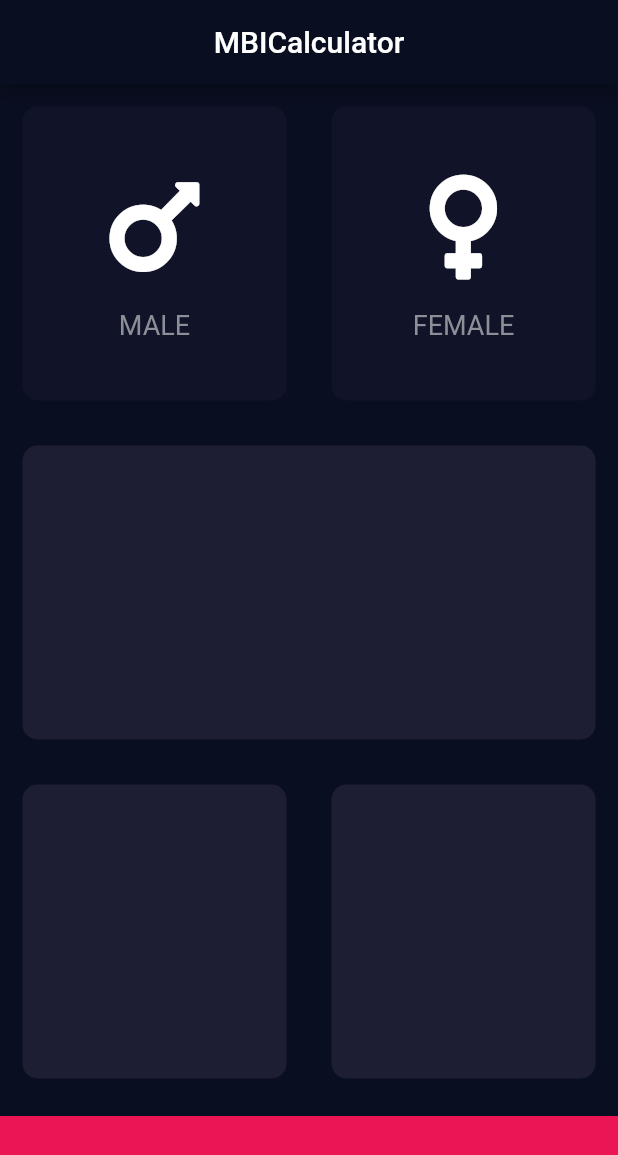
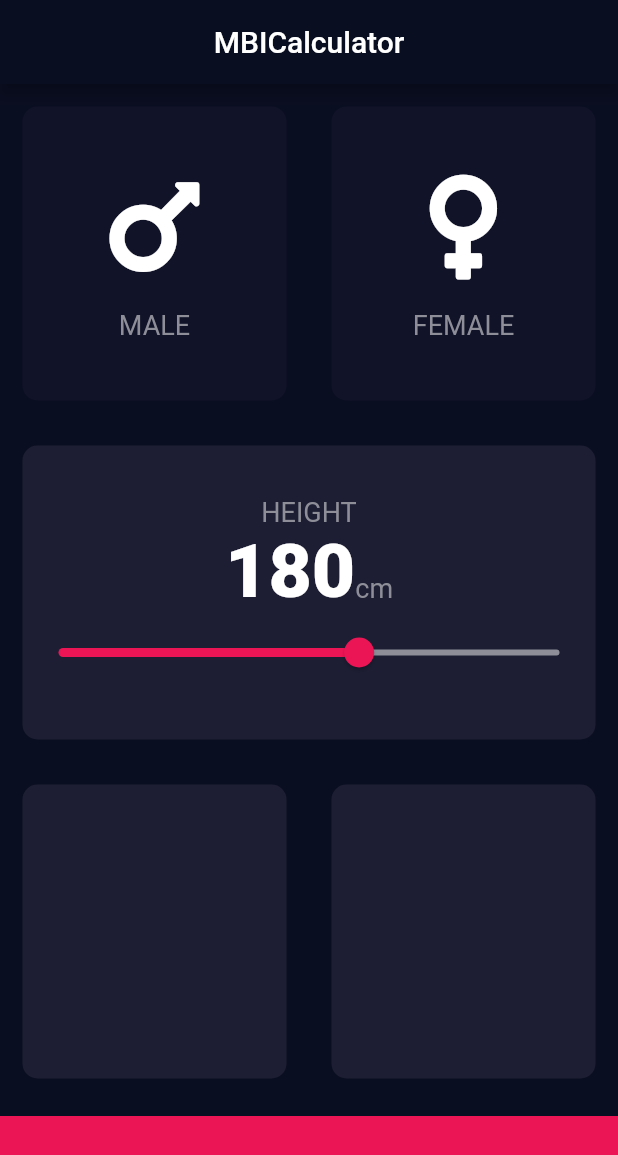
Before and after one commit to mohmedkasim/MBICalculator, a Flutter app: the screen it shows after launch, on a phone screen of 412 x 824 dp. Shown: the top 1155 px of the screen. Run offline on Flutter 3.47's test engine with Material 2 defaults, Android fonts, the phone set to English and light mode, and no system bars; our stand-ins replace font_awesome_flutter.

Commit message:
add container height slider

```diff
--- a/lib/Input_page.dart
+++ b/lib/Input_page.dart
@@ -1,12 +1,9 @@
 import 'package:flutter/material.dart';
 import 'package:font_awesome_flutter/font_awesome_flutter.dart';
 import 'package:human_calculate/reusable_card.dart';
+import 'constents.dart';
 import 'icon_content.dart';
 
-const bottomContainerHeight = 80.0;
-const activeCardColor = Color(0xFF1D1E33);
-const inactiveCardColour = Color(0xFF111328);
-const bottomContainerColour = Color(0xFFEB1555);
 
 enum Gender {
   male,
@@ -20,6 +17,7 @@ class InputPage extends StatefulWidget {
 
 class _InputPageState extends State<InputPage> {
   Gender selectedGender;
+  int height = 180;
 
   @override
   Widget build(BuildContext context) {
@@ -29,6 +27,8 @@ class _InputPageState extends State<InputPage> {
           centerTitle: true,
         ),
         body: Column(
+          // help to field width full with screen inside parent widget
+          crossAxisAlignment: CrossAxisAlignment.stretch,
           children: [
             Expanded(
                 child: Row(
@@ -36,8 +36,8 @@ class _InputPageState extends State<InputPage> {
                 Expanded(
                     child: ReusableCard(
                       colour: selectedGender == Gender.male
-                          ? activeCardColor
-                          : inactiveCardColour,
+                          ? kActiveCardColor
+                          : kInactiveCardColour,
                       cardChild:
                           IconContent(text: 'MALE', icon: FontAwesomeIcons.mars),
                     )),
@@ -49,8 +49,8 @@ class _InputPageState extends State<InputPage> {
                       });
                     },
                     colour: selectedGender == Gender.female
-                        ? activeCardColor
-                        : inactiveCardColour,
+                        ? kActiveCardColor
+                        : kInactiveCardColour,
                     cardChild: IconContent(
                         text: 'FEMALE', icon: FontAwesomeIcons.venus),
                   ),
@@ -64,7 +64,44 @@ class _InputPageState extends State<InputPage> {
                     selectedGender = Gender.female;
                   });
                 },
-                colour: activeCardColor,
+                colour: kActiveCardColor,
+                cardChild: Column(
+                  mainAxisAlignment: MainAxisAlignment.center,
+                  children: [
+                    Text(
+                        'HEIGHT',
+                        style: kLabelTextStyle,
+                    ),
+                    Row(
+                      mainAxisAlignment: MainAxisAlignment.center,
+                      crossAxisAlignment: CrossAxisAlignment.baseline,
+                      textBaseline: TextBaseline.alphabetic,
+                      children: [
+                        Text(
+                          height.toString(),
+                          style: kNumberTextStyle,
+                        ),
+                        Text(
+                          'cm',
+                          style: kLabelTextStyle,
+                        )
+                      ],
+                    ),
+                    Slider(
+                      value: height.toDouble(),
+                      min: 120.0,
+                      max: 220.0,
+                      onChanged: (double newValue) {
+                        print(newValue);
+                        setState(() {
+                          height = newValue.round();
+                        });
+                      },
+                      activeColor: Color(0xFFEB1555),
+                      inactiveColor: Color(0xFF8D8E98),
+                    )
+                  ],
+                ),
               ),
             ),
             Expanded(
@@ -72,19 +109,19 @@ class _InputPageState extends State<InputPage> {
               children: [
                 Expanded(
                     child: ReusableCard(
-                  colour: activeCardColor,
+                  colour: kActiveCardColor,
                 )),
                 Expanded(
                     child: ReusableCard(
-                  colour: activeCardColor,
+                  colour: kActiveCardColor,
                 )),
               ],
             )),
             Container(
-              color: bottomContainerColour,
+              color: kBottomContainerColour,
               margin: EdgeInsets.only(top: 10.0),
               width: double.infinity,
-              height: bottomContainerHeight,
+              height: kBottomContainerHeight,
             )
           ],
         ));
--- /dev/null
+++ b/lib/constents.dart
@@ -0,0 +1,16 @@
+
+import 'package:flutter/cupertino.dart';
+import 'package:flutter/material.dart';
+
+const kBottomContainerHeight = 80.0;
+const kActiveCardColor = Color(0xFF1D1E33);
+const kInactiveCardColour = Color(0xFF111328);
+const kBottomContainerColour = Color(0xFFEB1555);
+
+const kLabelTextStyle = TextStyle(
+    fontSize: 18.0, color: Color(0xFF8D8E98)
+);
+const kNumberTextStyle = TextStyle(
+  fontSize: 50.0,
+  fontWeight: FontWeight.w900,
+);
--- a/lib/icon_content.dart
+++ b/lib/icon_content.dart
@@ -1,7 +1,8 @@
 import 'package:flutter/material.dart';
 
+import 'constents.dart';
+
 class IconContent extends StatelessWidget {
-
   final text;
   final icon;
 
@@ -19,9 +20,7 @@ class IconContent extends StatelessWidget {
         SizedBox(
           height: 15.0,
         ),
-        Text(text, style: TextStyle(
-            fontSize: 18.0, color: Color(0xFF8D8E98)
-        ))
+        Text(text, style: kLabelTextStyle)
       ],
     );
   }
```
